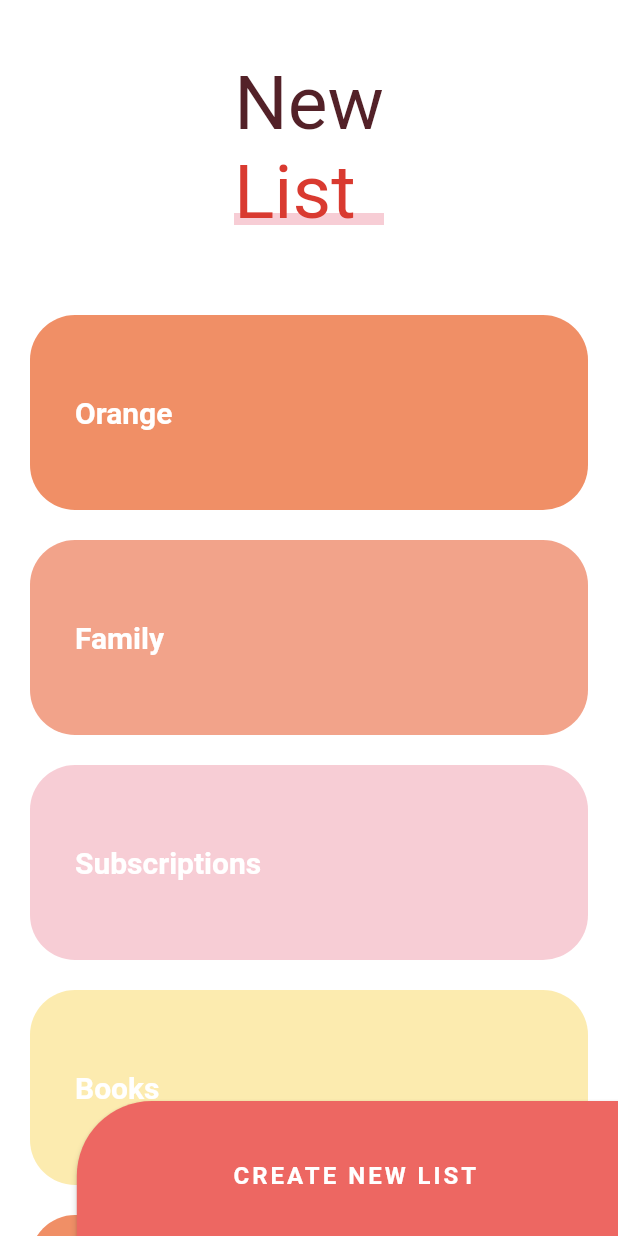
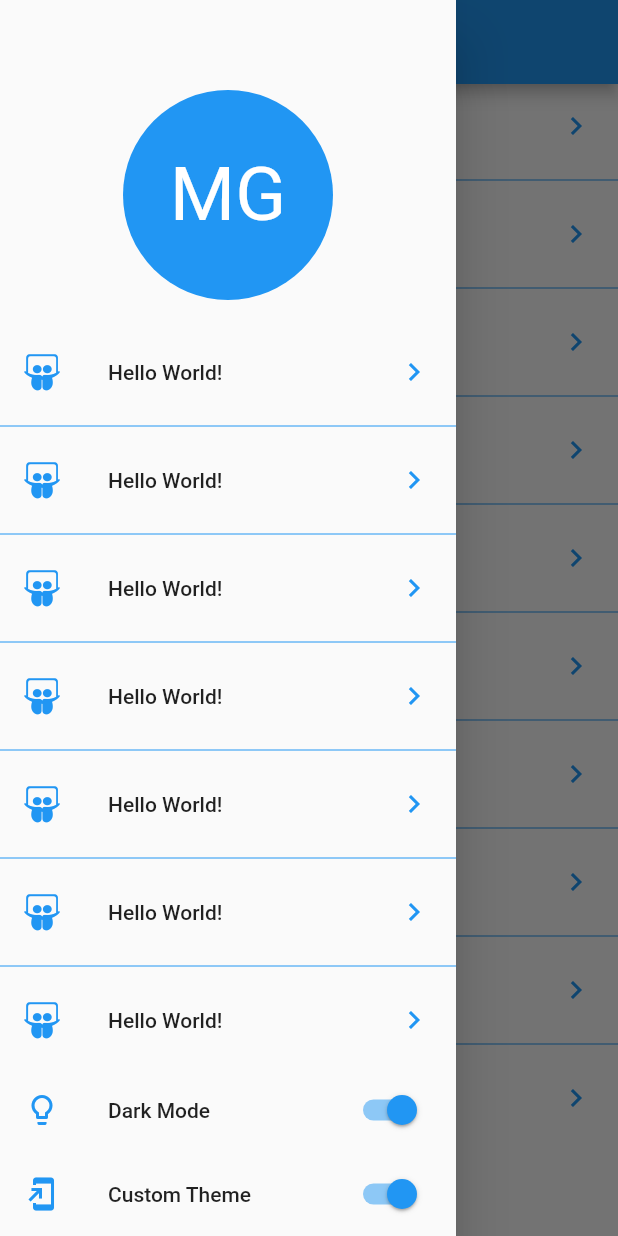
Before and after one commit to mgarciareimers/flutter_ui_design_course, a Flutter app: the screen it shows after launch, with the side drawer open (before the commit the screen has no drawer), on a phone screen of 412 x 824 dp. Run offline on Flutter 3.47's test engine with Material 2 defaults, Android fonts, the phone set to English and light mode, and no system bars; our stand-ins replace animate_do, flutter_svg, font_awesome_flutter.

Commit message:
designs_project: Start of project.

```diff
--- a/backgrounds_custom_painter/lib/main.dart
+++ b/backgrounds_custom_painter/lib/main.dart
@@ -9,7 +9,8 @@ import 'package:flutter/material.dart';
 // import 'package:backgrounds_design/src/pages/slideshow_page.dart';
 // import 'package:backgrounds_design/src/pages/pinterest_page.dart';
 // import 'package:backgrounds_design/src/pages/emergency_page.dart';
-import 'package:backgrounds_design/src/pages/sliver_list_page.dart';
+// import 'package:backgrounds_design/src/pages/sliver_list_page.dart';
+import 'package:backgrounds_design/src/pages/home_page.dart';
 
 void main() {
   runApp(MyApp());
@@ -22,7 +23,7 @@ class MyApp extends StatelessWidget {
     return MaterialApp(
       title: 'Designs',
       debugShowCheckedModeBanner: false,
-      home: SliverListPage(),
+      home: HomePage(),
     );
   }
 }
--- /dev/null
+++ b/backgrounds_custom_painter/lib/src/pages/home_page.dart
@@ -0,0 +1,69 @@
+import 'package:flutter/material.dart';
+import 'package:font_awesome_flutter/font_awesome_flutter.dart';
+
+class HomePage extends StatelessWidget {
+  @override
+  Widget build(BuildContext context) {
+    return Scaffold(
+      appBar: AppBar(
+        title: Text('Designs in Flutter'),
+      ),
+      body: _OptionsList(),
+      drawer: _Menu(),
+    );
+  }
+}
+
+class _OptionsList extends StatelessWidget {
+  @override
+  Widget build(BuildContext context) {
+    return ListView.separated(
+      physics: BouncingScrollPhysics(),
+      separatorBuilder: (context, index) => Divider(color: Colors.blue),
+      itemCount: 10,
+      itemBuilder: (context, index) => ListTile(
+        leading: FaIcon(FontAwesomeIcons.slideshare, color: Colors.blue),
+        title: Text('Hello World!'),
+        trailing: Icon(Icons.chevron_right, color: Colors.blue),
+        onTap: () {},
+      ),
+    );
+  }
+}
+
+class _Menu extends StatelessWidget {
+  @override
+  Widget build(BuildContext context) {
+    return Drawer(
+      child: Container(
+        child: Column(
+          children: [
+            Container(
+              margin: EdgeInsets.only(top: 40),
+              padding: EdgeInsets.all(20),
+              width: double.infinity,
+              height: 180,
+              child: CircleAvatar(
+                backgroundColor: Colors.blue,
+                child: Text('MG', style: TextStyle(fontSize: 50, color: Colors.white)),
+              ),
+            ),
+            Expanded(
+              child: _OptionsList(),
+            ),
+            ListTile(
+              leading: Icon(Icons.lightbulb_outline, color: Colors.blue),
+              title: Text('Dark Mode'),
+              trailing: Switch.adaptive(value: true, activeColor: Colors.blue, onChanged: (value) {}),
+            ),
+            ListTile(
+              leading: Icon(Icons.add_to_home_screen, color: Colors.blue),
+              title: Text('Custom Theme'),
+              trailing: Switch.adaptive(value: true, activeColor: Colors.blue, onChanged: (value) {}),
+            )
+          ],
+        ),
+      ),
+    );
+  }
+}
```
